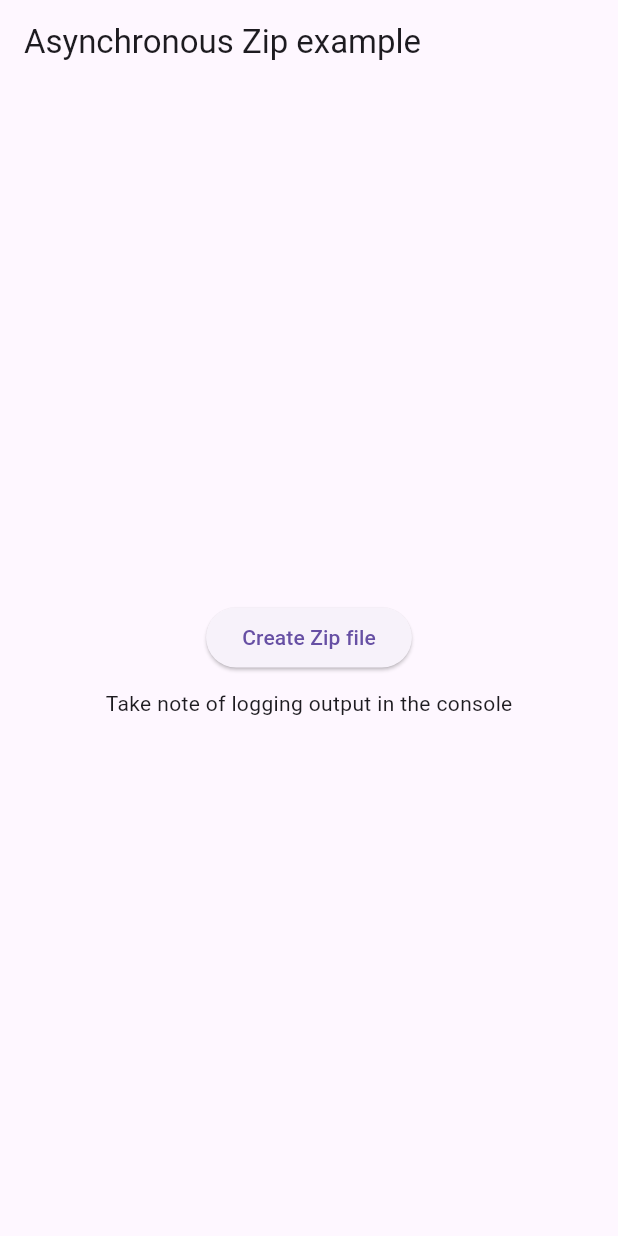
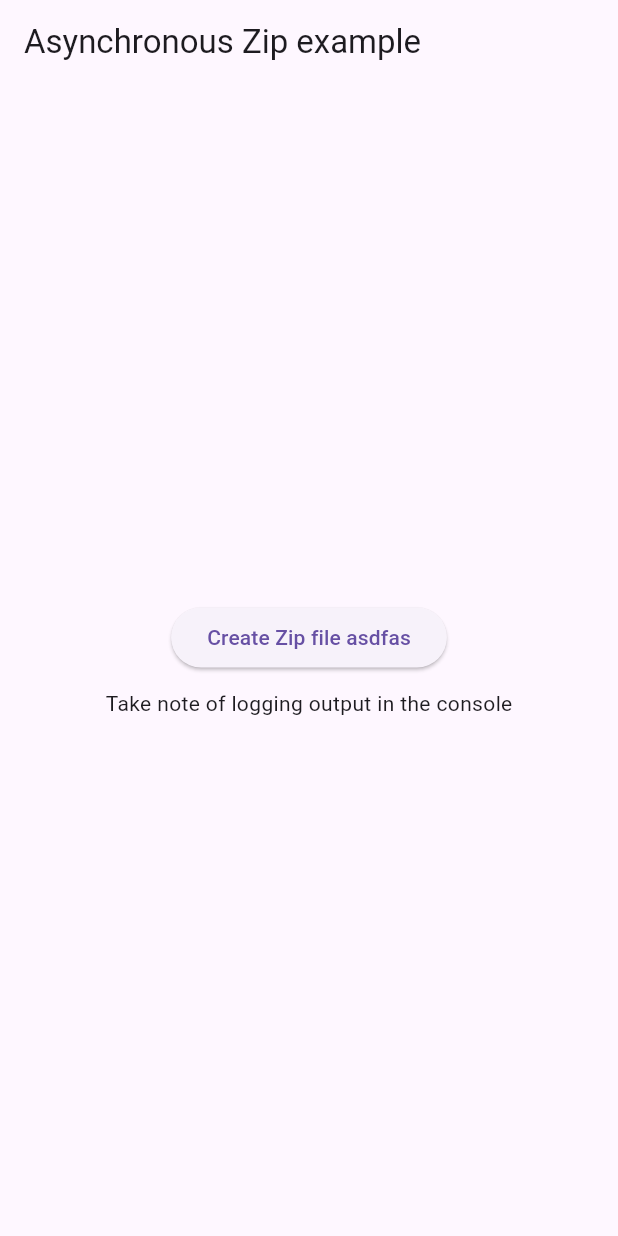
Before and after one commit to JiJiB33/flutter_async_zip, a Flutter app: the screen it shows after launch, on a phone screen of 412 x 824 dp. Run offline on Flutter 3.47's test engine with Material 3 defaults, Android fonts, the light colour scheme and no system bars; missing offline and left inert: async_zip.

Commit message:
[Add] add new

```diff
--- a/lib/main.dart
+++ b/lib/main.dart
@@ -30,7 +30,7 @@ class _MyAppState extends State<MyApp> {
             mainAxisSize: MainAxisSize.min,
             children: [
               ElevatedButton(
-                child: Text('Create Zip file'),
+                child: Text('Create Zip file asdfas'),
                 onPressed: () => _createZipFile(),
               ),
               // ElevatedButton(
```
